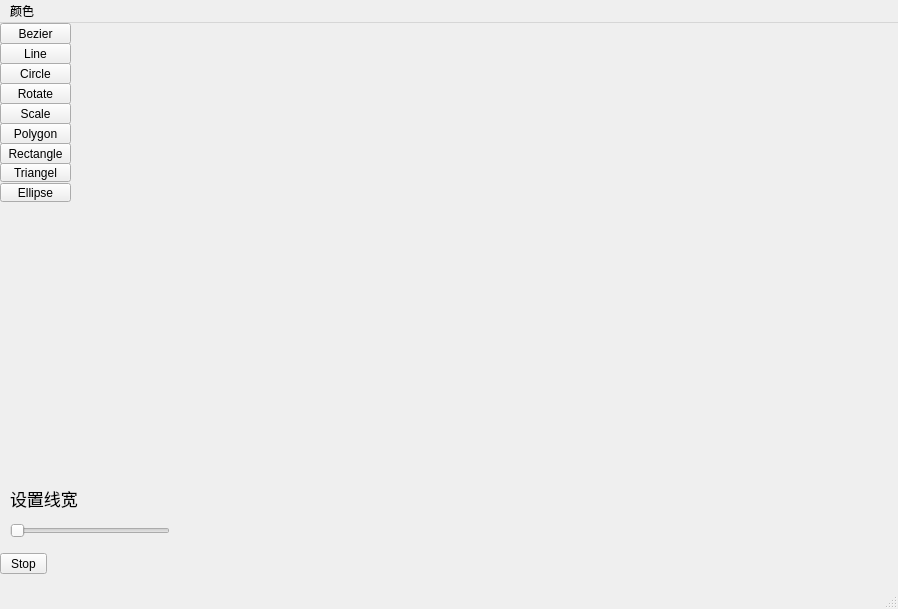
First picture: the form in mainwindow.ui, repository Yong-Sun-2001/Painter, before the edit.
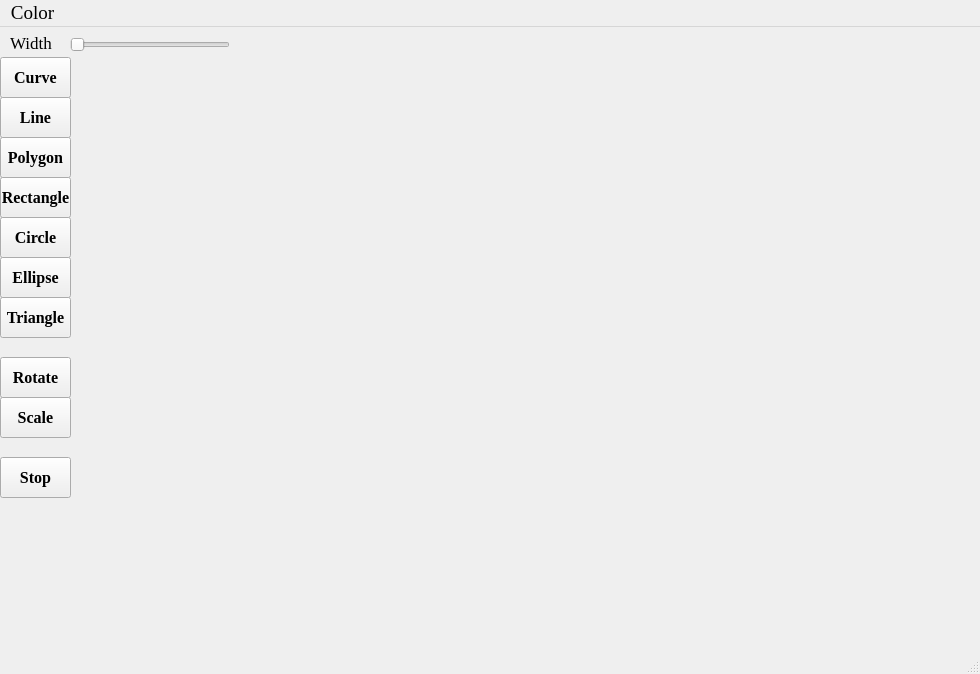
Second picture: the form after the edit.

```diff
--- a/mainwindow.ui
+++ b/mainwindow.ui
@@ -6,8 +6,8 @@
    <rect>
     <x>0</x>
     <y>0</y>
-    <width>898</width>
-    <height>609</height>
+    <width>980</width>
+    <height>674</height>
    </rect>
   </property>
   <property name="windowTitle">
@@ -18,13 +18,21 @@
     <property name="geometry">
      <rect>
       <x>0</x>
-      <y>0</y>
+      <y>30</y>
       <width>71</width>
-      <height>21</height>
+      <height>41</height>
      </rect>
     </property>
+    <property name="font">
+     <font>
+      <family>Times New Roman</family>
+      <pointsize>12</pointsize>
+      <weight>75</weight>
+      <bold>true</bold>
+     </font>
+    </property>
     <property name="text">
-     <string>Bezier</string>
+     <string>Curve</string>
     </property>
     <property name="autoRaise">
      <bool>false</bool>
@@ -37,11 +45,19 @@
     <property name="geometry">
      <rect>
       <x>0</x>
-      <y>20</y>
+      <y>70</y>
       <width>71</width>
-      <height>21</height>
+      <height>41</height>
      </rect>
     </property>
+    <property name="font">
+     <font>
+      <family>Times New Roman</family>
+      <pointsize>12</pointsize>
+      <weight>75</weight>
+      <bold>true</bold>
+     </font>
+    </property>
     <property name="text">
      <string>Line</string>
     </property>
@@ -56,11 +72,19 @@
     <property name="geometry">
      <rect>
       <x>0</x>
-      <y>530</y>
-      <width>47</width>
-      <height>21</height>
+      <y>430</y>
+      <width>71</width>
+      <height>41</height>
      </rect>
     </property>
+    <property name="font">
+     <font>
+      <family>Times New Roman</family>
+      <pointsize>12</pointsize>
+      <weight>75</weight>
+      <bold>true</bold>
+     </font>
+    </property>
     <property name="text">
      <string>Stop</string>
     </property>
@@ -69,11 +93,19 @@
     <property name="geometry">
      <rect>
       <x>0</x>
-      <y>40</y>
+      <y>190</y>
       <width>71</width>
-      <height>21</height>
+      <height>41</height>
      </rect>
     </property>
+    <property name="font">
+     <font>
+      <family>Times New Roman</family>
+      <pointsize>12</pointsize>
+      <weight>75</weight>
+      <bold>true</bold>
+     </font>
+    </property>
     <property name="text">
      <string>Circle</string>
     </property>
@@ -82,11 +114,19 @@
     <property name="geometry">
      <rect>
       <x>0</x>
-      <y>60</y>
+      <y>330</y>
       <width>71</width>
-      <height>21</height>
+      <height>41</height>
      </rect>
     </property>
+    <property name="font">
+     <font>
+      <family>Times New Roman</family>
+      <pointsize>12</pointsize>
+      <weight>75</weight>
+      <bold>true</bold>
+     </font>
+    </property>
     <property name="text">
      <string>Rotate</string>
     </property>
@@ -95,11 +135,19 @@
     <property name="geometry">
      <rect>
       <x>0</x>
-      <y>80</y>
+      <y>370</y>
       <width>71</width>
-      <height>21</height>
+      <height>41</height>
      </rect>
     </property>
+    <property name="font">
+     <font>
+      <family>Times New Roman</family>
+      <pointsize>12</pointsize>
+      <weight>75</weight>
+      <bold>true</bold>
+     </font>
+    </property>
     <property name="text">
      <string>Scale</string>
     </property>
@@ -108,11 +156,19 @@
     <property name="geometry">
      <rect>
       <x>0</x>
-      <y>100</y>
+      <y>110</y>
       <width>71</width>
-      <height>21</height>
+      <height>41</height>
      </rect>
     </property>
+    <property name="font">
+     <font>
+      <family>Times New Roman</family>
+      <pointsize>12</pointsize>
+      <weight>75</weight>
+      <bold>true</bold>
+     </font>
+    </property>
     <property name="text">
      <string>Polygon</string>
     </property>
@@ -121,11 +177,19 @@
     <property name="geometry">
      <rect>
       <x>0</x>
-      <y>120</y>
+      <y>150</y>
       <width>71</width>
-      <height>21</height>
+      <height>41</height>
      </rect>
     </property>
+    <property name="font">
+     <font>
+      <family>Times New Roman</family>
+      <pointsize>12</pointsize>
+      <weight>75</weight>
+      <bold>true</bold>
+     </font>
+    </property>
     <property name="text">
      <string>Rectangle</string>
     </property>
@@ -134,20 +198,28 @@
     <property name="geometry">
      <rect>
       <x>0</x>
-      <y>140</y>
+      <y>270</y>
       <width>71</width>
-      <height>19</height>
+      <height>41</height>
      </rect>
     </property>
+    <property name="font">
+     <font>
+      <family>Times New Roman</family>
+      <pointsize>12</pointsize>
+      <weight>75</weight>
+      <bold>true</bold>
+     </font>
+    </property>
     <property name="text">
-     <string>Triangel</string>
+     <string>Triangle</string>
     </property>
    </widget>
    <widget class="QSlider" name="setPenWidth">
     <property name="geometry">
      <rect>
-      <x>10</x>
-      <y>500</y>
+      <x>70</x>
+      <y>10</y>
       <width>160</width>
       <height>16</height>
      </rect>
@@ -166,30 +238,38 @@
     <property name="geometry">
      <rect>
       <x>10</x>
-      <y>460</y>
-      <width>71</width>
+      <y>0</y>
+      <width>61</width>
       <height>31</height>
      </rect>
     </property>
     <property name="font">
      <font>
-      <family>微软雅黑</family>
+      <family>Times New Roman</family>
       <pointsize>13</pointsize>
      </font>
     </property>
     <property name="text">
-     <string>设置线宽</string>
+     <string>Width</string>
     </property>
    </widget>
    <widget class="QToolButton" name="toolButton_10">
     <property name="geometry">
      <rect>
       <x>0</x>
-      <y>160</y>
+      <y>230</y>
       <width>71</width>
-      <height>19</height>
+      <height>41</height>
      </rect>
     </property>
+    <property name="font">
+     <font>
+      <family>Times New Roman</family>
+      <pointsize>12</pointsize>
+      <weight>75</weight>
+      <bold>true</bold>
+     </font>
+    </property>
     <property name="text">
      <string>Ellipse</string>
     </property>
@@ -200,13 +280,25 @@
     <rect>
      <x>0</x>
      <y>0</y>
-     <width>898</width>
+     <width>980</width>
      <height>26</height>
     </rect>
    </property>
+   <property name="font">
+    <font>
+     <family>Times New Roman</family>
+     <pointsize>14</pointsize>
+    </font>
+   </property>
    <widget class="QMenu" name="menupainter">
+    <property name="font">
+     <font>
+      <family>Times New Roman</family>
+      <pointsize>12</pointsize>
+     </font>
+    </property>
     <property name="title">
-     <string>颜色</string>
+     <string>Color</string>
     </property>
     <addaction name="actionPen"/>
     <addaction name="actionFill"/>
```
Left out of the diff: 12 changed lines with no effect on the pictures.
